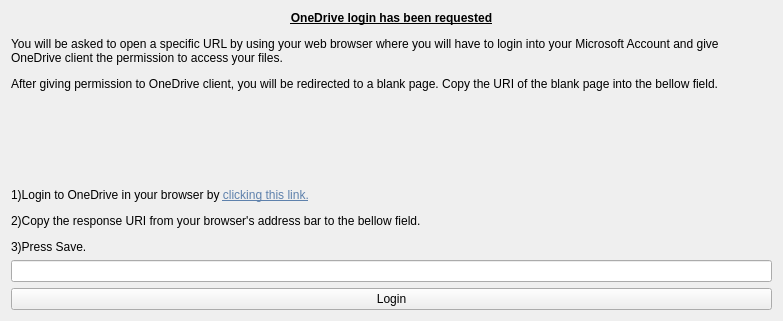
Before: the Qt Designer form src/ui/external_login.ui in bpozdena/OneDriveGUI, drawn with Qt 5.
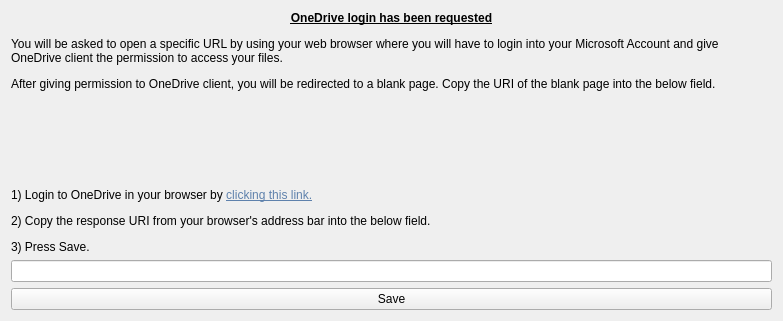
After: the same form once the commit is applied.

Commit message:
fix typos, clarify language
Clarify login screen instructions

```diff
--- a/src/ui/external_login.ui
+++ b/src/ui/external_login.ui
@@ -19,7 +19,7 @@
      <item>
       <widget class="QLabel" name="label_1">
        <property name="text">
-        <string>&lt;html&gt;&lt;head/&gt;&lt;body&gt;&lt;p align=&quot;center&quot;&gt;&lt;span style=&quot; font-weight:700; text-decoration: underline;&quot;&gt;OneDrive login has been requested&lt;/span&gt;&lt;/p&gt;&lt;p&gt;You will be asked to open a specific URL by using your web browser where you will have to login into your Microsoft Account and give &lt;br/&gt;OneDrive client the permission to access your files. &lt;/p&gt;&lt;p&gt;After giving permission to OneDrive client, you will be redirected to a blank page. Copy the URI of the blank page into the bellow field.&lt;/p&gt;&lt;/body&gt;&lt;/html&gt;</string>
+        <string>&lt;html&gt;&lt;head/&gt;&lt;body&gt;&lt;p align=&quot;center&quot;&gt;&lt;span style=&quot; font-weight:700; text-decoration: underline;&quot;&gt;OneDrive login has been requested&lt;/span&gt;&lt;/p&gt;&lt;p&gt;You will be asked to open a specific URL by using your web browser where you will have to login into your Microsoft Account and give &lt;br/&gt;OneDrive client the permission to access your files. &lt;/p&gt;&lt;p&gt;After giving permission to OneDrive client, you will be redirected to a blank page. Copy the URI of the blank page into the below field.&lt;/p&gt;&lt;/body&gt;&lt;/html&gt;</string>
        </property>
       </widget>
      </item>
@@ -42,7 +42,7 @@
         <string notr="true"/>
        </property>
        <property name="text">
-        <string>&lt;html&gt;&lt;head/&gt;&lt;body&gt;&lt;p&gt;1)Login to OneDrive in your browser by &lt;a href=&quot;https://login.microsoftonline.com/common/oauth2/v2.0/authorize?client_id=d50ca740-c83f-4d1b-b616-12c519384f0c&amp;amp;scope=Files.ReadWrite%20Files.ReadWrite.all%20Sites.Read.All%20Sites.ReadWrite.All%20offline_access&amp;amp;response_type=code&amp;amp;prompt=login&amp;amp;redirect_uri=https://login.microsoftonline.com/common/oauth2/nativeclient&quot;&gt;&lt;span style=&quot; text-decoration: underline; color:#5e81ac;&quot;&gt;clicking this link.&lt;/span&gt;&lt;/a&gt;&lt;/p&gt;&lt;p&gt;2)Copy the response URI from your browser's address bar to the bellow field. &lt;/p&gt;&lt;p&gt;3)Press Save.&lt;/p&gt;&lt;/body&gt;&lt;/html&gt;</string>
+        <string>&lt;html&gt;&lt;head/&gt;&lt;body&gt;&lt;p&gt;1) Login to OneDrive in your browser by &lt;a href=&quot;https://login.microsoftonline.com/common/oauth2/v2.0/authorize?client_id=d50ca740-c83f-4d1b-b616-12c519384f0c&amp;amp;scope=Files.ReadWrite%20Files.ReadWrite.all%20Sites.Read.All%20Sites.ReadWrite.All%20offline_access&amp;amp;response_type=code&amp;amp;prompt=login&amp;amp;redirect_uri=https://login.microsoftonline.com/common/oauth2/nativeclient&quot;&gt;&lt;span style=&quot; text-decoration: underline; color:#5e81ac;&quot;&gt;clicking this link.&lt;/span&gt;&lt;/a&gt;&lt;/p&gt;&lt;p&gt;2) Copy the response URI from your browser's address bar into the below field. &lt;/p&gt;&lt;p&gt;3) Press Save.&lt;/p&gt;&lt;/body&gt;&lt;/html&gt;</string>
        </property>
       </widget>
      </item>
@@ -52,7 +52,7 @@
      <item>
       <widget class="QPushButton" name="pushButton_login">
        <property name="text">
-        <string>Login</string>
+        <string>Save</string>
        </property>
       </widget>
      </item>
```
The commit also changes 2 other files.
